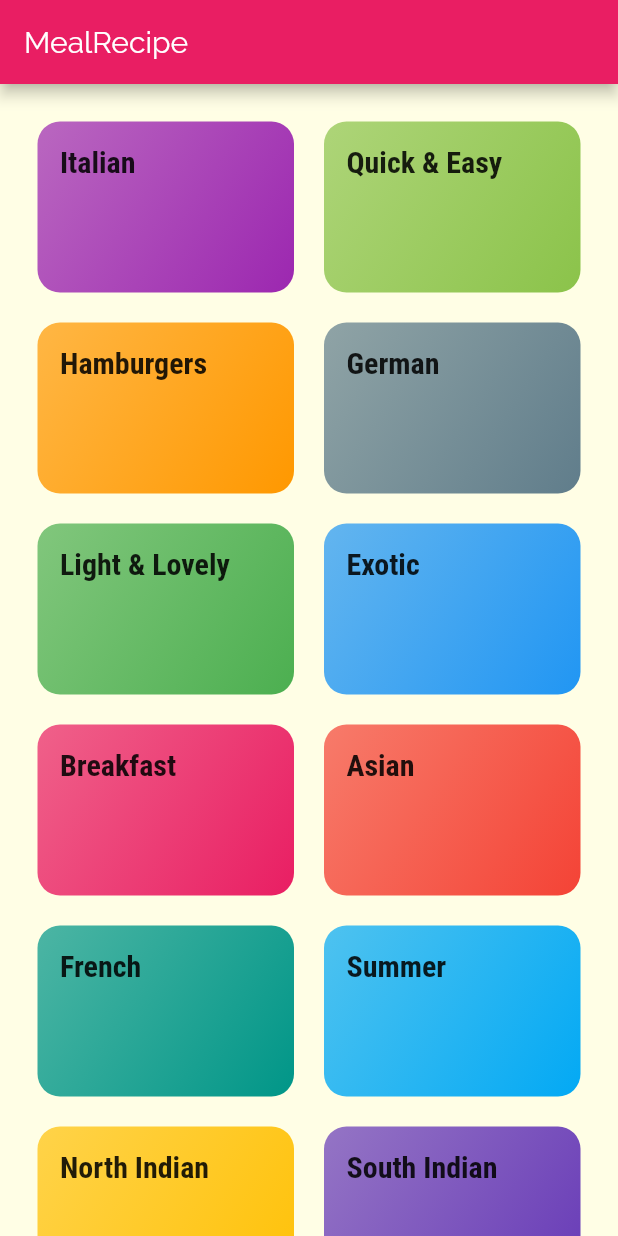
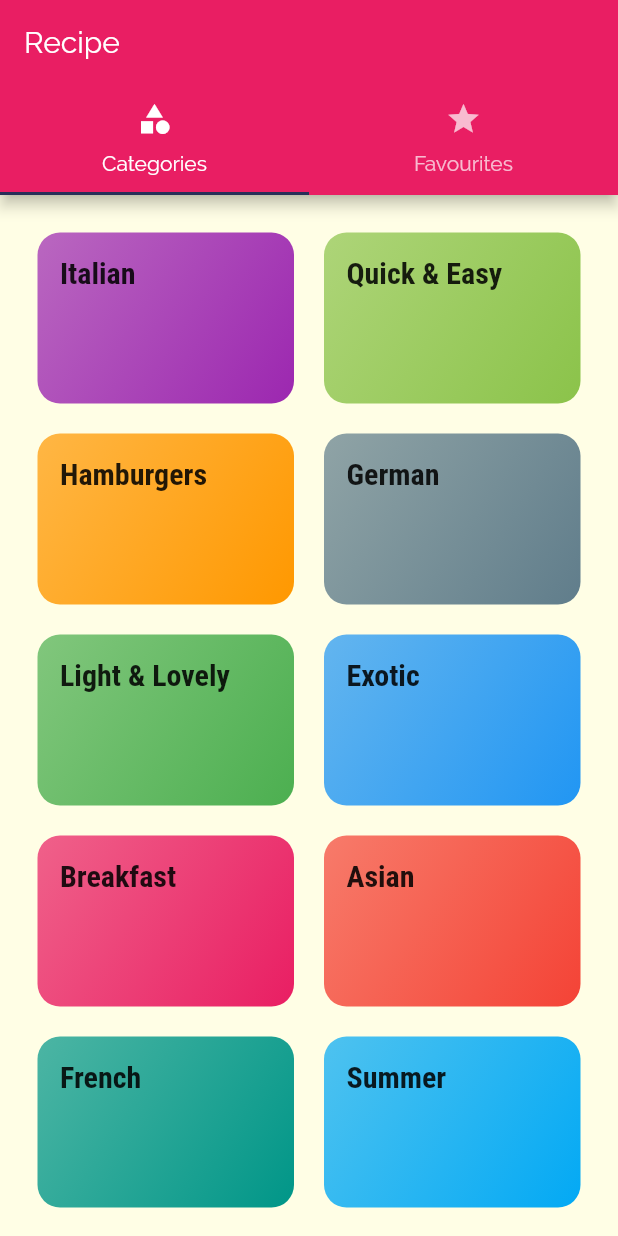
Before and after one commit to Sarjhana/RecipeApp, a Flutter app: the screen it shows after launch, on a phone screen of 412 x 824 dp. Run offline on Flutter 3.47's test engine with Material 2 defaults, Android fonts, the phone set to English and light mode, and no system bars.

Commit message:
Recipe screen completed

```diff
--- a/lib/main.dart
+++ b/lib/main.dart
@@ -1,7 +1,7 @@
 import 'package:flutter/material.dart';
 
+import './screens/tabs_screen.dart';
 import './screens/meal_detail_screen.dart';
-import './screens/categories_screen.dart';
 import './screens/category_meals_screen.dart';
 
 void main() => runApp(MyApp());
@@ -31,7 +31,7 @@ class MyApp extends StatelessWidget {
           )
         )
       ),
-      home: CategoriesScreen(),
+      home: TabsScreen(),
       routes: {
         CategoryMealsScreen.routeName : (ctx) => CategoryMealsScreen(),
         MealDetailScreen.routeName: (ctx) => MealDetailScreen(),
--- a/lib/screens/categories_screen.dart
+++ b/lib/screens/categories_screen.dart
@@ -6,10 +6,7 @@ import '../widgets/category_item.dart';
 class CategoriesScreen extends StatelessWidget {
   @override
   Widget build(BuildContext context) {
-    return Scaffold(
-      appBar: AppBar(title: const Text('MealRecipe'),
-        ),
-      body: GridView(
+    return GridView(
         padding: const EdgeInsets.all(25),
         children: DUMMY_CATEGORIES.
           map((catData) => CategoryItem(
@@ -24,7 +21,6 @@ class CategoriesScreen extends StatelessWidget {
       crossAxisSpacing: 20,
       mainAxisSpacing: 20,
       ),
-    ),
     );
   }
 }
--- /dev/null
+++ b/lib/screens/tabs_screen.dart
@@ -0,0 +1,41 @@
+import 'package:flutter/material.dart';
+import 'package:recipe/screens/favourites_screen.dart';
+
+import './categories_screen.dart';
+
+class TabsScreen extends StatefulWidget {
+  @override
+  _TabsScreenState createState() => _TabsScreenState();
+}
+
+class _TabsScreenState extends State<TabsScreen> {
+  @override
+  Widget build(BuildContext context) {
+    return DefaultTabController(
+      initialIndex: 0,
+      length: 2,
+      child: Scaffold(
+        appBar: AppBar(
+          title: Text('Recipe'),
+          bottom: TabBar(
+            tabs: <Widget>[
+            Tab(
+              icon: Icon(Icons.category),
+              text: 'Categories',
+              ),
+            Tab(
+              icon: Icon(Icons.star),
+              text: 'Favourites',
+              ),
+            ],
+          ),
+        ),
+        body: TabBarView(children: <Widget>[
+          CategoriesScreen(),
+          FavouritesScreen(),
+        ],
+        ),
+      ),
+    );
+  }
+}
```
Also changed, not shown: lib/screens/favourites_screen.dart (added, +10 -0 lines), lib/screens/meal_detail_screen.dart (+88 -3 lines).
